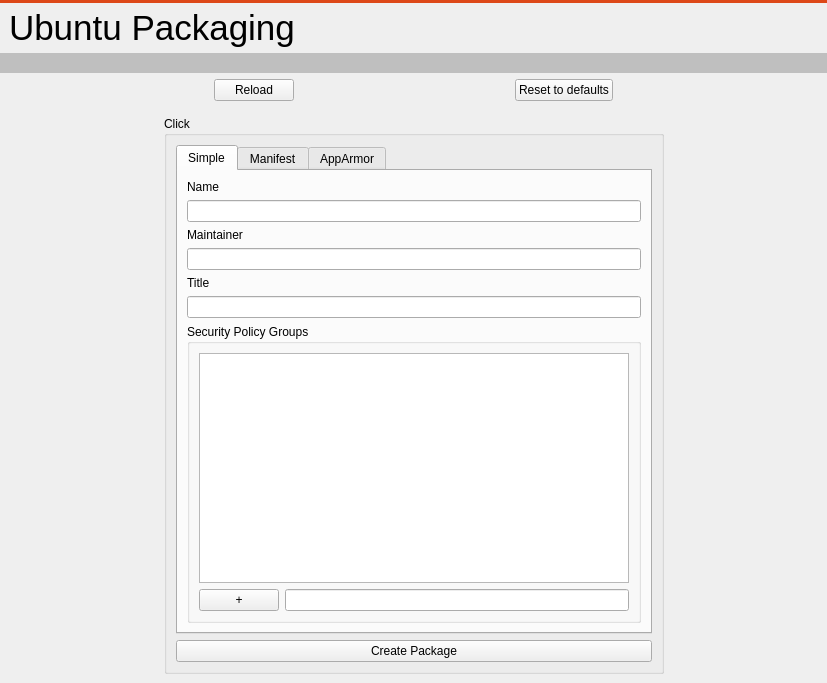
This is src/ubuntu/ubuntupackagingwidget.ui in runelabs/qtcreator-plugin-ubuntu as Qt 5 draws it before an edit. The edited form follows.
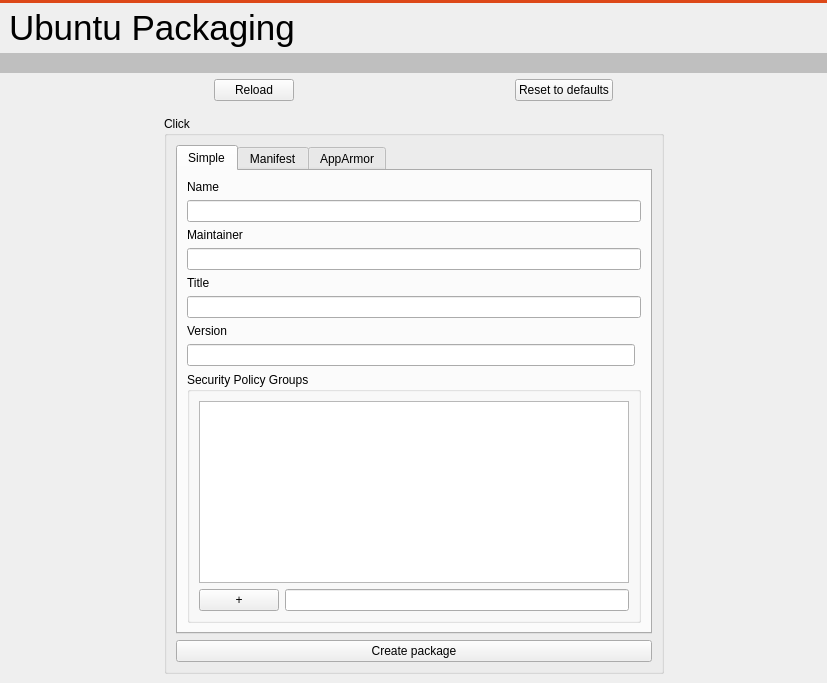
This is the edited form. The open tabs and pages were chosen to show the change.

Commit message: Fixed bug #1212326 Can't set version number in Packaging form

```diff
--- a/src/ubuntu/ubuntupackagingwidget.ui
+++ b/src/ubuntu/ubuntupackagingwidget.ui
@@ -292,7 +292,7 @@
                       </property>
                      </widget>
                     </item>
-                    <item row="7" column="0" colspan="2">
+                    <item row="9" column="0" colspan="2">
                      <widget class="QGroupBox" name="groupBox_2">
                       <property name="title">
                        <string>Security Policy Groups</string>
@@ -322,6 +322,16 @@
                       </layout>
                      </widget>
                     </item>
+                    <item row="8" column="0">
+                     <widget class="QLineEdit" name="lineEdit_version"/>
+                    </item>
+                    <item row="7" column="0">
+                     <widget class="QLabel" name="label_6">
+                      <property name="text">
+                       <string>Version</string>
+                      </property>
+                     </widget>
+                    </item>
                    </layout>
                   </widget>
                   <widget class="QWidget" name="tabManifest">
@@ -349,7 +359,7 @@
                 <item>
                  <widget class="QPushButton" name="pushButtonClickPackage">
                   <property name="text">
-                   <string>Create Package</string>
+                   <string>Create package</string>
                   </property>
                  </widget>
                 </item>
```
Left out of the diff: 2 changed lines with no effect on the pictures. The commit also changes 4 other files.
